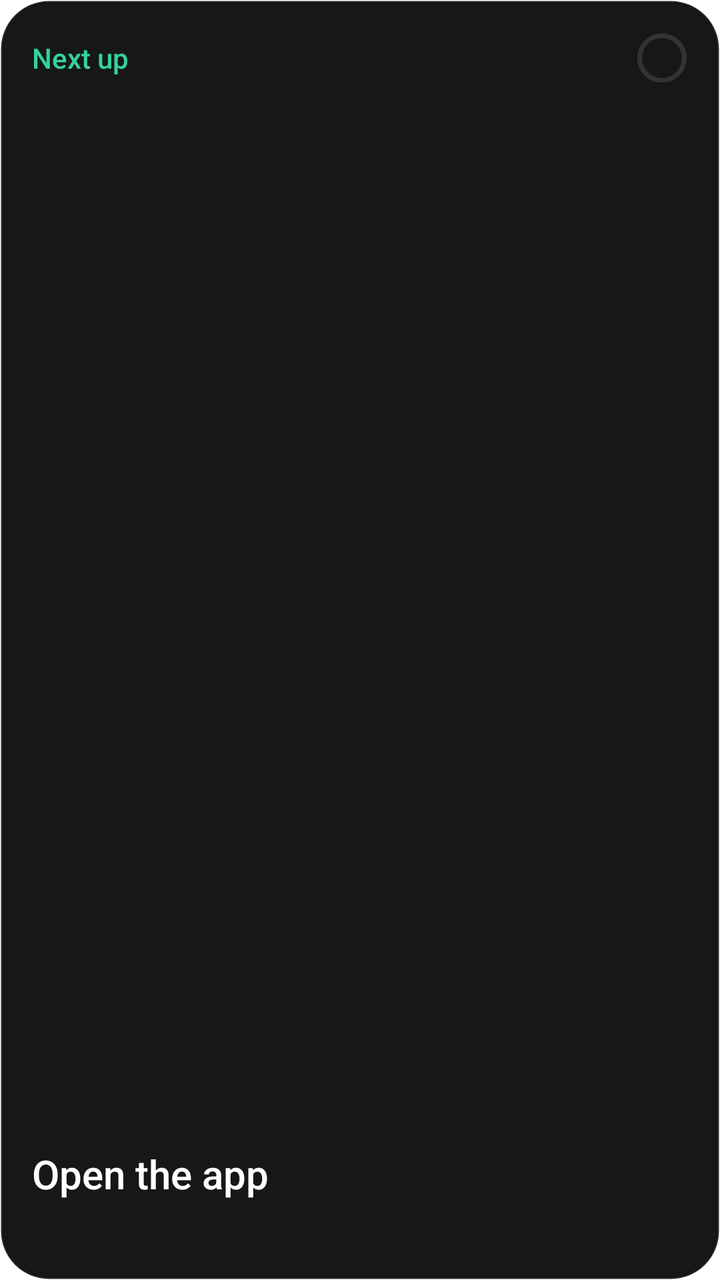
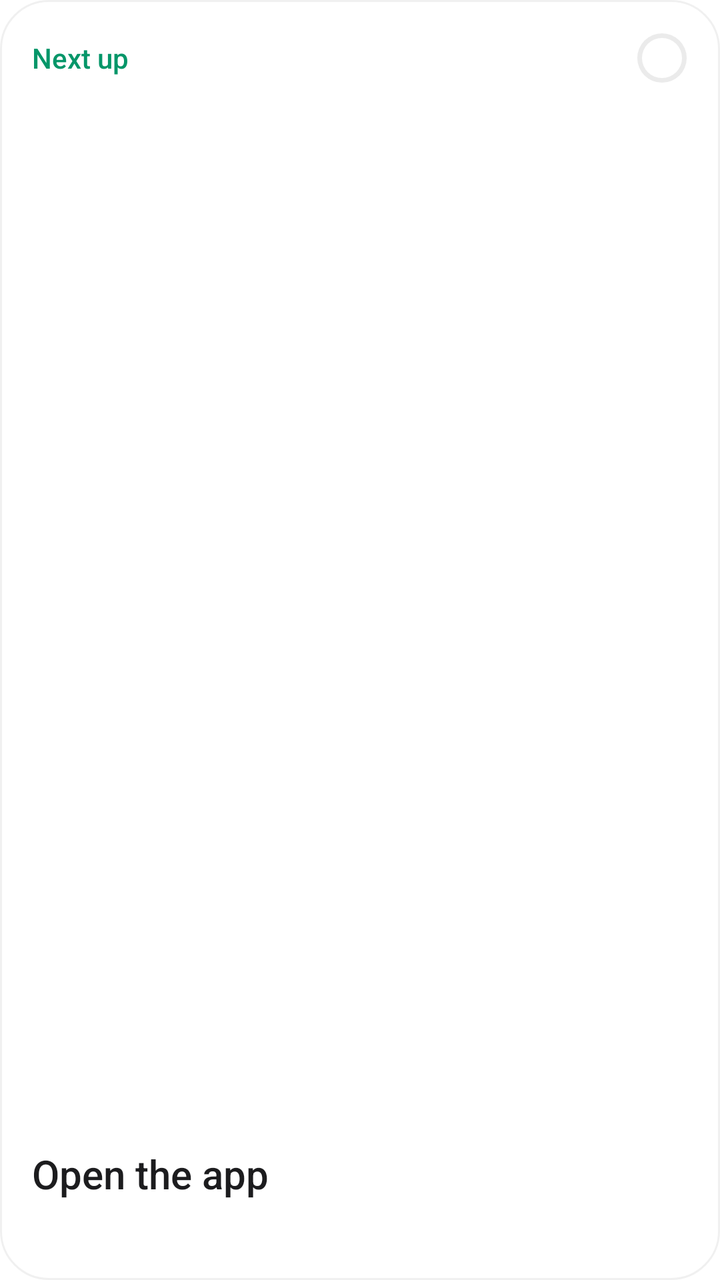

Before-and-after screenshots of an Android layout around one commit, followed by the original layout XML and the change that was made.
<!-- AndroidManifest.xml: fallback theme Theme.MaterialComponents.DayNight.NoActionBar -->
<!-- res/layout/widget_next_up.xml -->
<?xml version="1.0" encoding="utf-8"?>
<LinearLayout xmlns:android="http://schemas.android.com/apk/res/android"
    android:id="@+id/root"
    android:layout_width="match_parent"
    android:layout_height="match_parent"
    android:background="@drawable/widget_bg"
    android:orientation="vertical"
    android:padding="16dp">

    <LinearLayout
        android:layout_width="match_parent"
        android:layout_height="wrap_content"
        android:gravity="center_vertical"
        android:orientation="horizontal">

        <TextView
            android:id="@+id/label"
            android:layout_width="0dp"
            android:layout_height="wrap_content"
            android:layout_weight="1"
            android:fontFamily="sans-serif-medium"
            android:text="@string/widget_next_up_label"
            android:textColor="#34D399"
            android:textSize="14sp" />

        <ProgressBar
            android:id="@+id/ring"
            style="?android:attr/progressBarStyleHorizontal"
            android:layout_width="26dp"
            android:layout_height="26dp"
            android:indeterminate="false"
            android:max="1"
            android:progress="0"
            android:progressDrawable="@drawable/widget_ring" />
    </LinearLayout>

    <FrameLayout
        android:layout_width="match_parent"
        android:layout_height="0dp"
        android:layout_weight="1" />

    <TextView
        android:id="@+id/name"
        android:layout_width="match_parent"
        android:layout_height="wrap_content"
        android:ellipsize="end"
        android:fontFamily="sans-serif-medium"
        android:maxLines="2"
        android:text="Open the app"
        android:textColor="#FFFFFF"
        android:textSize="20sp" />

    <LinearLayout
        android:id="@+id/countdown_row"
        android:layout_width="match_parent"
        android:layout_height="wrap_content"
        android:layout_marginTop="2dp"
        android:visibility="gone">

        <Chronometer
            android:id="@+id/countdown"
            android:layout_width="wrap_content"
            android:layout_height="wrap_content"
            android:textColor="#99FFFFFF"
            android:textSize="13sp" />
    </LinearLayout>

    <LinearLayout
        android:layout_width="match_parent"
        android:layout_height="wrap_content"
        android:layout_marginTop="6dp"
        android:gravity="center_vertical"
        android:orientation="horizontal">

        <ImageView
            android:id="@+id/proof_icon"
            android:layout_width="16dp"
            android:layout_height="16dp"
            android:layout_marginEnd="6dp"
            android:src="@drawable/widget_ic_check"
            android:visibility="gone" />

        <TextView
            android:id="@+id/proof"
            android:layout_width="wrap_content"
            android:layout_height="wrap_content"
            android:textColor="#99FFFFFF"
            android:textSize="13sp" />
    </LinearLayout>
</LinearLayout>
<!-- resources referenced by this layout -->
<resources>
  <!-- drawable widget_bg (drawable) -->
  <?xml version="1.0" encoding="utf-8"?>
  <shape xmlns:android="http://schemas.android.com/apk/res/android" android:shape="rectangle">
      <solid android:color="#161817" />
      <stroke android:width="1dp" android:color="#1FFFFFFF" />
      <corners android:radius="24dp" />
  </shape>
  <!-- drawable widget_ic_check (drawable) -->
  <?xml version="1.0" encoding="utf-8"?>
  <vector xmlns:android="http://schemas.android.com/apk/res/android"
      android:width="16dp" android:height="16dp" android:viewportWidth="24" android:viewportHeight="24">
      <path android:strokeColor="#99FFFFFF" android:strokeWidth="2.2" android:strokeLineCap="round"
          android:strokeLineJoin="round" android:fillColor="#00000000" android:pathData="M4.5,12.5l5,5l10,-11" />
  </vector>
  <!-- drawable widget_ring (drawable) -->
  <?xml version="1.0" encoding="utf-8"?>
  <layer-list xmlns:android="http://schemas.android.com/apk/res/android">
      <item android:id="@android:id/background">
          <shape android:shape="ring" android:innerRadiusRatio="2.6" android:thicknessRatio="11"
              android:useLevel="false">
              <solid android:color="#1FFFFFFF" />
          </shape>
      </item>
      <item android:id="@android:id/progress">
          <rotate android:fromDegrees="270" android:toDegrees="270" android:pivotX="50%" android:pivotY="50%">
              <shape android:shape="ring" android:innerRadiusRatio="2.6" android:thicknessRatio="11"
                  android:useLevel="true">
                  <solid android:color="#34D399" />
              </shape>
          </rotate>
      </item>
  </layer-list>
  <string name="widget_next_up_label">Next up</string>
</resources>

<!-- the commit's change to res/layout/widget_next_up.xml (unified diff, before → after) -->
@@ -20,7 +20,7 @@
             android:layout_weight="1"
             android:fontFamily="sans-serif-medium"
             android:text="@string/widget_next_up_label"
-            android:textColor="#34D399"
+            android:textColor="@color/widget_accent"
             android:textSize="14sp" />
 
         <ProgressBar
@@ -47,7 +47,7 @@
         android:fontFamily="sans-serif-medium"
         android:maxLines="2"
         android:text="Open the app"
-        android:textColor="#FFFFFF"
+        android:textColor="@color/widget_text"
         android:textSize="20sp" />
 
     <LinearLayout
@@ -61,7 +61,7 @@
             android:id="@+id/countdown"
             android:layout_width="wrap_content"
             android:layout_height="wrap_content"
-            android:textColor="#99FFFFFF"
+            android:textColor="@color/widget_muted"
             android:textSize="13sp" />
     </LinearLayout>
 
@@ -84,7 +84,7 @@
             android:id="@+id/proof"
             android:layout_width="wrap_content"
             android:layout_height="wrap_content"
-            android:textColor="#99FFFFFF"
+            android:textColor="@color/widget_muted"
             android:textSize="13sp" />
     </LinearLayout>
 </LinearLayout>
<!-- resource entries referenced after the edit -->
@@ -1,17 +1,20 @@
 <!-- resources referenced by this layout -->
 <resources>
+  <color name="widget_accent">#059669</color>
+  <color name="widget_muted">#9E3C3C43</color>
+  <color name="widget_text">#1C1C1E</color>
   <!-- drawable widget_bg (drawable) -->
   <?xml version="1.0" encoding="utf-8"?>
   <shape xmlns:android="http://schemas.android.com/apk/res/android" android:shape="rectangle">
-      <solid android:color="#161817" />
-      <stroke android:width="1dp" android:color="#1FFFFFFF" />
+      <solid android:color="@color/widget_bg" />
+      <stroke android:width="1dp" android:color="@color/widget_edge" />
       <corners android:radius="24dp" />
   </shape>
   <!-- drawable widget_ic_check (drawable) -->
   <?xml version="1.0" encoding="utf-8"?>
   <vector xmlns:android="http://schemas.android.com/apk/res/android"
       android:width="16dp" android:height="16dp" android:viewportWidth="24" android:viewportHeight="24">
-      <path android:strokeColor="#99FFFFFF" android:strokeWidth="2.2" android:strokeLineCap="round"
+      <path android:strokeColor="@color/widget_muted" android:strokeWidth="2.2" android:strokeLineCap="round"
           android:strokeLineJoin="round" android:fillColor="#00000000" android:pathData="M4.5,12.5l5,5l10,-11" />
   </vector>
   <!-- drawable widget_ring (drawable) -->
@@ -20,18 +23,21 @@
       <item android:id="@android:id/background">
           <shape android:shape="ring" android:innerRadiusRatio="2.6" android:thicknessRatio="11"
               android:useLevel="false">
-              <solid android:color="#1FFFFFFF" />
+              <solid android:color="@color/widget_track" />
           </shape>
       </item>
       <item android:id="@android:id/progress">
           <rotate android:fromDegrees="270" android:toDegrees="270" android:pivotX="50%" android:pivotY="50%">
               <shape android:shape="ring" android:innerRadiusRatio="2.6" android:thicknessRatio="11"
                   android:useLevel="true">
-                  <solid android:color="#34D399" />
+                  <solid android:color="@color/widget_accent" />
               </shape>
           </rotate>
       </item>
   </layer-list>
   <string name="widget_next_up_label">Next up</string>
+  <color name="widget_bg">#F2FFFFFF</color>
+  <color name="widget_edge">#0F000000</color>
+  <color name="widget_track">#14000000</color>
 </resources>
 
